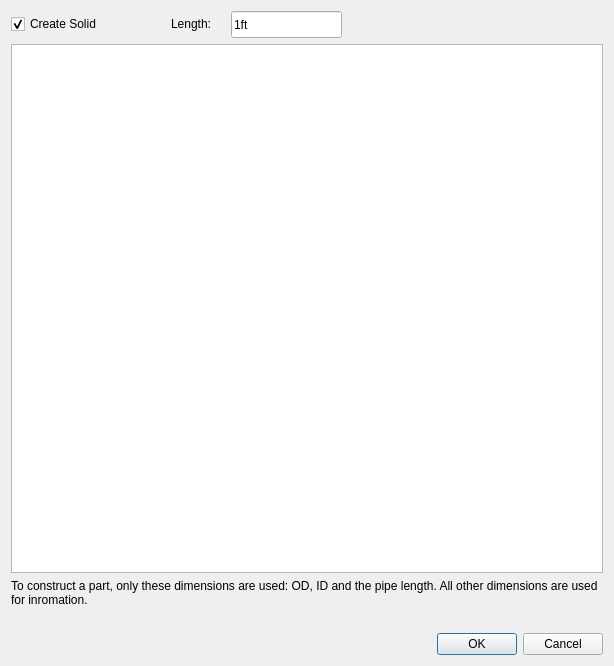
The window that ui/create-pipe.ui (rkrenzler/FreeCAD_Workbench_Starter) describes before a commit, drawn with Qt 5.
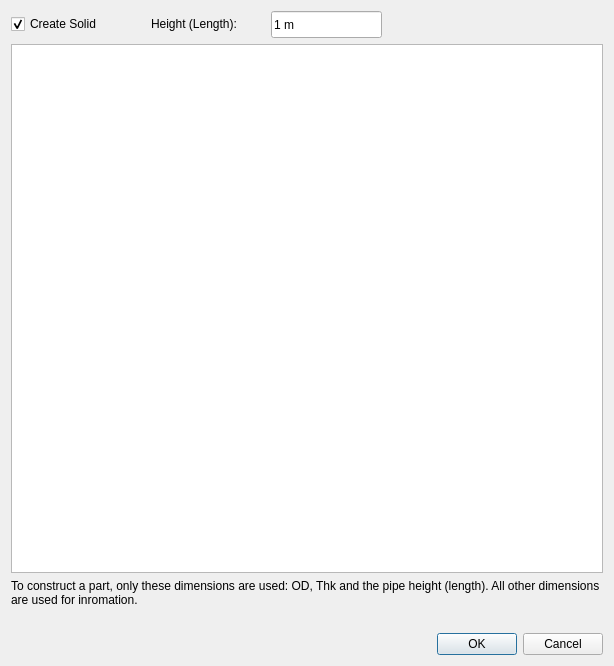
The same window after the commit. Icons and pictures are not drawn.

Commit message:
use height instead of length for pipes
This make pipes more similar to cylinder and to
flamingo pipes.

```diff
--- a/ui/create-pipe.ui
+++ b/ui/create-pipe.ui
@@ -28,9 +28,9 @@
      <widget class="QLabel" name="label_3">
       <property name="geometry">
        <rect>
-        <x>160</x>
+        <x>140</x>
         <y>0</y>
-        <width>52</width>
+        <width>111</width>
         <height>25</height>
        </rect>
       </property>
@@ -47,20 +47,20 @@
        </size>
       </property>
       <property name="text">
-       <string>Length:</string>
+       <string>Height (Length):</string>
       </property>
      </widget>
      <widget class="QLineEdit" name="lineEditLength">
       <property name="geometry">
        <rect>
-        <x>220</x>
+        <x>260</x>
         <y>0</y>
         <width>111</width>
         <height>27</height>
        </rect>
       </property>
       <property name="text">
-       <string>1ft</string>
+       <string>1 m</string>
       </property>
      </widget>
      <widget class="QCheckBox" name="checkBoxCreateSolid">
@@ -94,7 +94,7 @@
    <item>
     <widget class="QLabel" name="label_2">
      <property name="text">
-      <string>&lt;html&gt;&lt;head/&gt;&lt;body&gt;&lt;p&gt;To construct a part, only these dimensions are used: OD, ID and the pipe length. All other dimensions are used for inromation.&lt;/p&gt;&lt;/body&gt;&lt;/html&gt;</string>
+      <string>&lt;html&gt;&lt;head/&gt;&lt;body&gt;&lt;p&gt;To construct a part, only these dimensions are used: OD, Thk and the pipe height (length). All other dimensions are used for inromation.&lt;/p&gt;&lt;/body&gt;&lt;/html&gt;</string>
      </property>
      <property name="textFormat">
       <enum>Qt::AutoText</enum>
```
Left out of the diff: 6 changed lines with no effect on the pictures. The commit also changes 7 other files.
